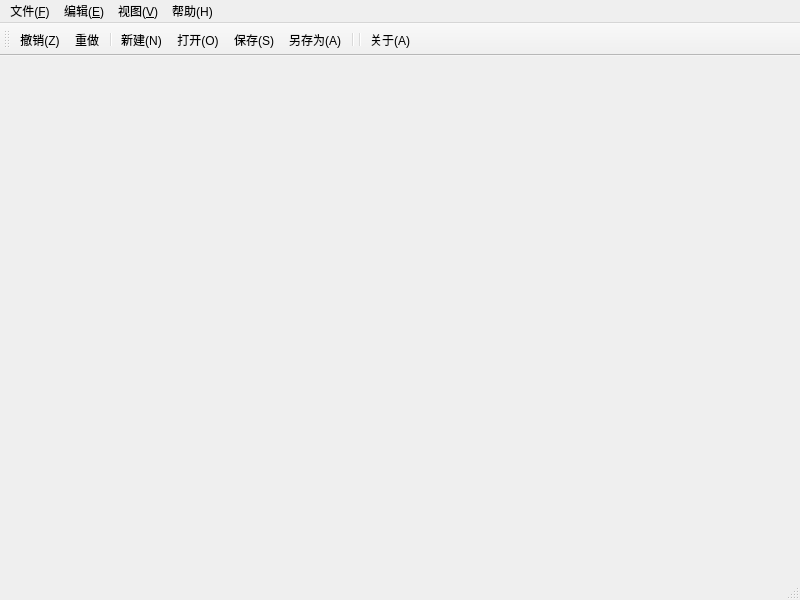
Above: 2407010125_Libc_02/mainwindow.ui from lbc94777/Qt-learning before the change. Below: the same form after it.
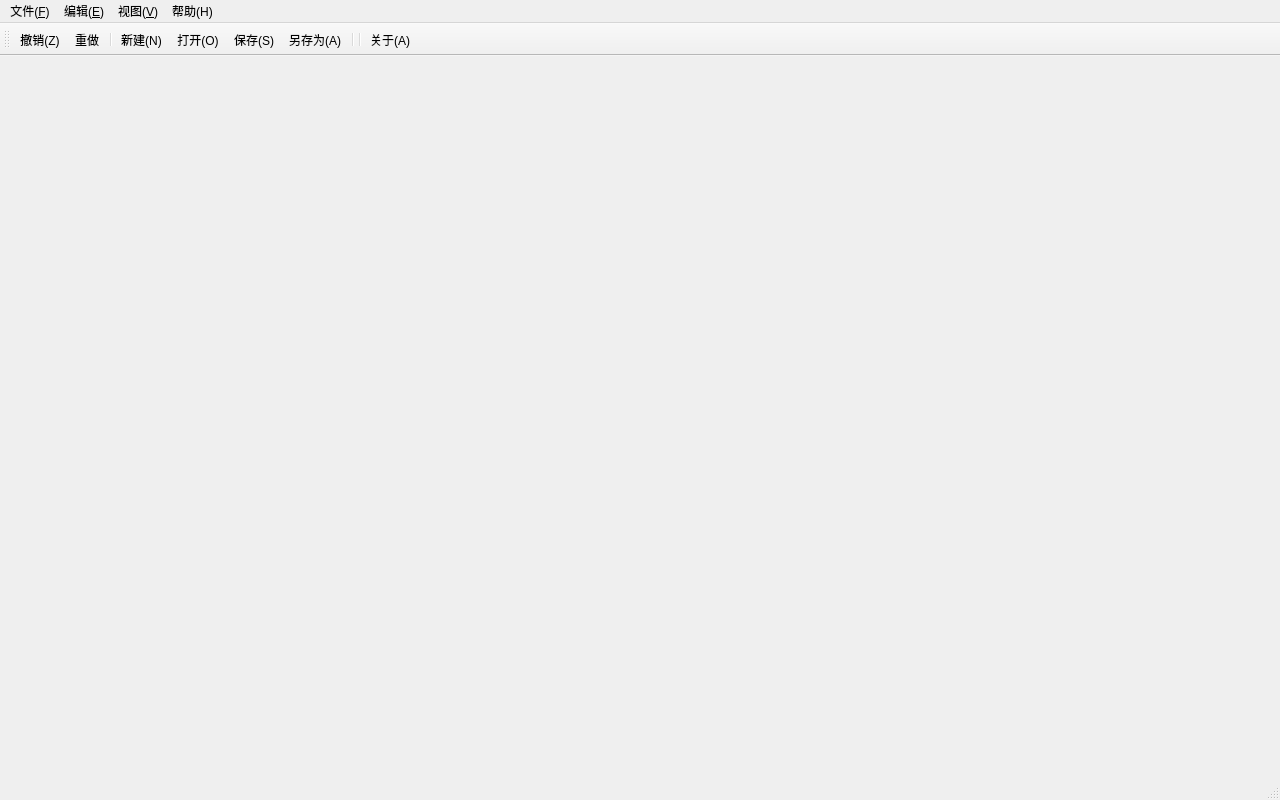
That is the form after the change.

Commit message: 第2题：添加三个停靠窗口和视图菜单

The edit to the form file:
```diff
--- a/2407010125_Libc_02/mainwindow.ui
+++ b/2407010125_Libc_02/mainwindow.ui
@@ -6,8 +6,8 @@
    <rect>
     <x>0</x>
     <y>0</y>
-    <width>800</width>
-    <height>600</height>
+    <width>1280</width>
+    <height>800</height>
    </rect>
   </property>
   <property name="windowTitle">
@@ -38,8 +38,8 @@
     <rect>
      <x>0</x>
      <y>0</y>
-     <width>800</width>
-     <height>20</height>
+     <width>1280</width>
+     <height>19</height>
     </rect>
    </property>
    <widget class="QMenu" name="menuFile">
```
The commit also changes 2 other files.
